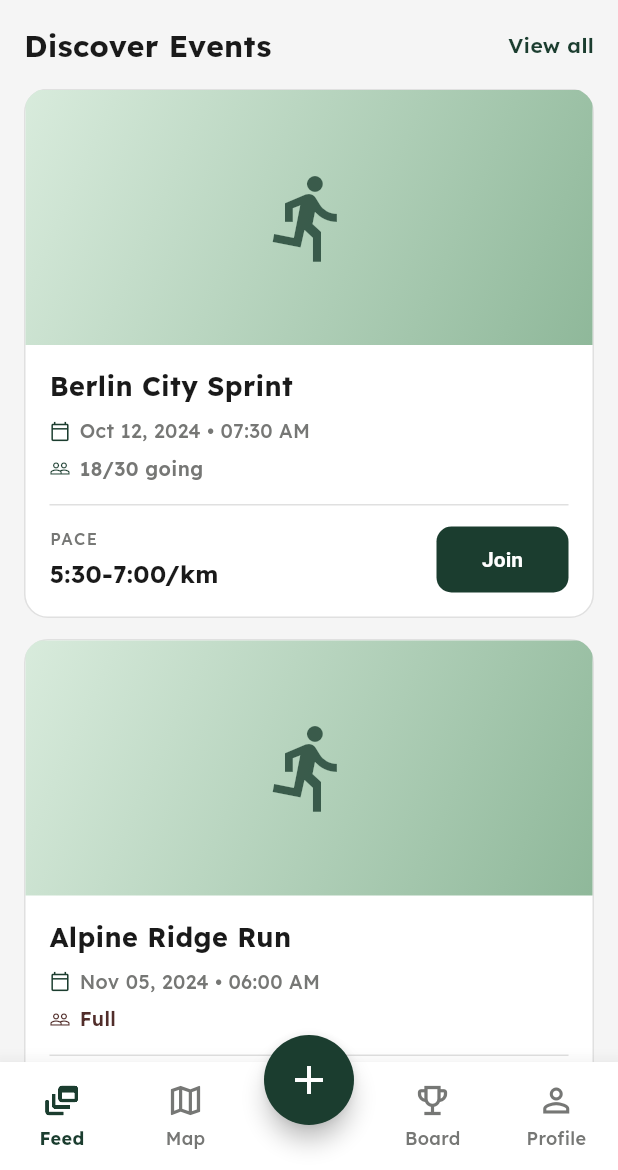
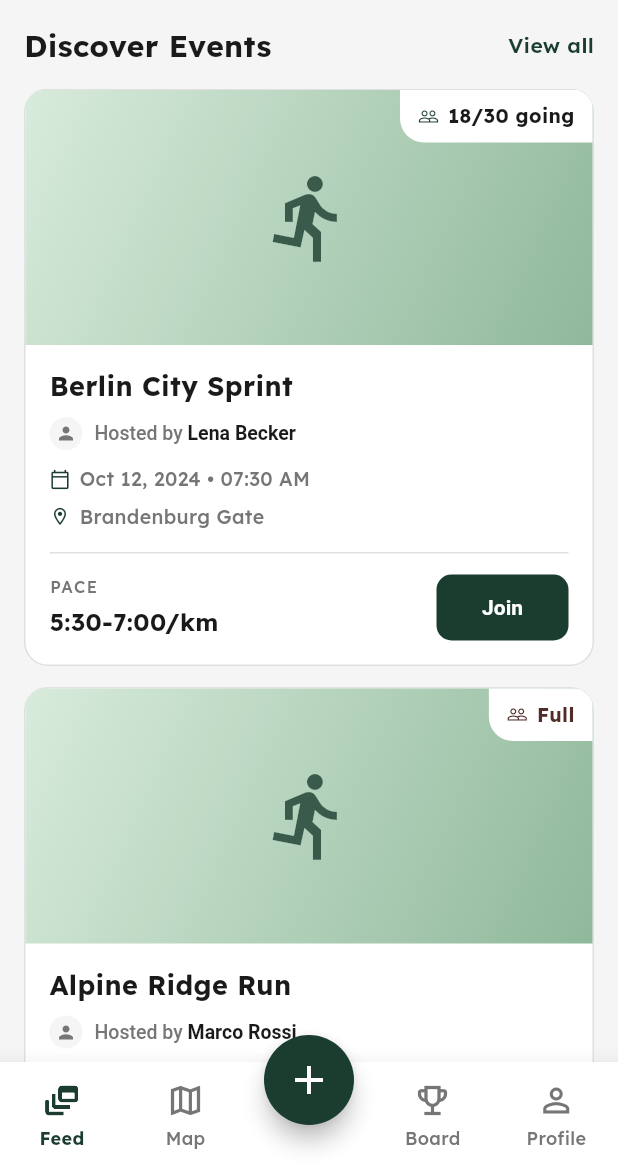
Before and after one commit to SivaramNalliboyana/RunConnect, a Flutter app: the screen it shows once a user with an empty profile is signed in, on a phone screen of 412 x 824 dp, the part 66-1236 px from its top. Run offline on Flutter 3.47's test engine with Material 3 defaults, Android fonts, the light colour scheme and no system bars; our stand-ins replace flutter_bloc, flutter_dotenv, go_router, image_picker, supabase_flutter; accounts and stored records are empty.

Commit message:
changed UI of discover event card

```diff
--- a/lib/features/event/domain/entities/event.dart
+++ b/lib/features/event/domain/entities/event.dart
@@ -58,6 +58,8 @@ class Event {
   final DateTime startsAt;
   final String meetingPoint;
   final String? imageUrl;
+  final String hostName;
+  final String? hostAvatarUrl;
 
   const Event({
     required this.id,
@@ -68,8 +70,10 @@ class Event {
     required this.category,
     required this.startsAt,
     required this.meetingPoint,
+    required this.hostName,
     this.currentParticipants = 0,
     this.imageUrl,
+    this.hostAvatarUrl,
   });
 
   bool get isFull => currentParticipants >= maxParticipants;
--- a/lib/features/feed/presentation/pages/feed_page.dart
+++ b/lib/features/feed/presentation/pages/feed_page.dart
@@ -18,6 +18,8 @@ class FeedPage extends StatelessWidget {
       startsAt: DateTime(2024, 10, 12, 7, 30),
       meetingPoint: 'Brandenburg Gate',
       imageUrl: "",
+      hostName: 'Lena Becker',
+      hostAvatarUrl: null,
     ),
     Event(
       id: '2',
@@ -30,6 +32,8 @@ class FeedPage extends StatelessWidget {
       startsAt: DateTime(2024, 11, 5, 6, 0),
       meetingPoint: 'Alpine Trailhead',
       imageUrl: "",
+      hostName: 'Marco Rossi',
+      hostAvatarUrl: null,
     ),
     Event(
       id: '3',
@@ -42,6 +46,8 @@ class FeedPage extends StatelessWidget {
       startsAt: DateTime(2024, 10, 28, 18, 15),
       meetingPoint: 'Riverside Park',
       imageUrl: "",
+      hostName: 'Sarah Johnson',
+      hostAvatarUrl: null,
     ),
   ];
 
--- a/lib/features/feed/presentation/widgets/feed_event_card.dart
+++ b/lib/features/feed/presentation/widgets/feed_event_card.dart
@@ -53,7 +53,24 @@ class FeedEventCard extends StatelessWidget {
         mainAxisSize: MainAxisSize.min,
         crossAxisAlignment: CrossAxisAlignment.stretch,
         children: [
-          SizedBox(height: 170, child: _Banner(imageUrl: event.imageUrl)),
+          SizedBox(
+            height: 170,
+            child: Stack(
+              fit: StackFit.expand,
+              children: [
+                _Banner(imageUrl: event.imageUrl),
+                Positioned(
+                  top: 0,
+                  right: 0,
+                  child: _GoingBadge(
+                    isFull: isFull,
+                    current: event.currentParticipants,
+                    max: event.maxParticipants,
+                  ),
+                ),
+              ],
+            ),
+          ),
           Padding(
             padding: const EdgeInsets.fromLTRB(16, 14, 16, 16),
             child: Column(
@@ -70,6 +87,11 @@ class FeedEventCard extends StatelessWidget {
                   ),
                 ),
                 const SizedBox(height: 8),
+                _HostRow(
+                  name: event.hostName,
+                  avatarUrl: event.hostAvatarUrl,
+                ),
+                const SizedBox(height: 10),
                 Row(
                   children: [
                     const Icon(
@@ -91,20 +113,22 @@ class FeedEventCard extends StatelessWidget {
                 const SizedBox(height: 6),
                 Row(
                   children: [
-                    Icon(
-                      Icons.people_outline,
+                    const Icon(
+                      Icons.location_on_outlined,
                       size: 14,
-                      color: isFull ? AppColors.error : AppColors.primary,
+                      color: AppColors.primary,
                     ),
                     const SizedBox(width: 6),
-                    Text(
-                      isFull
-                          ? 'Full'
-                          : '${event.currentParticipants}/${event.maxParticipants} going',
-                      style: TextStyle(
-                        fontSize: 13,
-                        fontWeight: FontWeight.w600,
-                        color: isFull ? AppColors.error : AppColors.textMuted,
+                    Expanded(
+                      child: Text(
+                        event.meetingPoint,
+                        maxLines: 1,
+                        overflow: TextOverflow.ellipsis,
+                        style: const TextStyle(
+                          fontSize: 13,
+                          color: AppColors.textMuted,
+                          fontWeight: FontWeight.w500,
+                        ),
                       ),
                     ),
                   ],
@@ -149,6 +173,107 @@ class FeedEventCard extends StatelessWidget {
           ),
         ],
       ),
+    );
+  }
+}
+
+class _GoingBadge extends StatelessWidget {
+  const _GoingBadge({
+    required this.isFull,
+    required this.current,
+    required this.max,
+  });
+
+  final bool isFull;
+  final int current;
+  final int max;
+
+  @override
+  Widget build(BuildContext context) {
+    return Container(
+      padding: const EdgeInsets.symmetric(horizontal: 12, vertical: 8),
+      decoration: const BoxDecoration(
+        color: AppColors.surface,
+        borderRadius: BorderRadius.only(bottomLeft: Radius.circular(16)),
+      ),
+      child: Row(
+        mainAxisSize: MainAxisSize.min,
+        children: [
+          Icon(
+            Icons.people_outline,
+            size: 14,
+            color: isFull ? AppColors.error : AppColors.primary,
+          ),
+          const SizedBox(width: 6),
+          Text(
+            isFull ? 'Full' : '$current/$max going',
+            style: TextStyle(
+              fontSize: 13,
+              fontWeight: FontWeight.w700,
+              color: isFull ? AppColors.error : AppColors.onBackground,
+            ),
+          ),
+        ],
+      ),
+    );
+  }
+}
+
+class _HostRow extends StatelessWidget {
+  const _HostRow({required this.name, this.avatarUrl});
+
+  final String name;
+  final String? avatarUrl;
+
+  @override
+  Widget build(BuildContext context) {
+    return Row(
+      children: [
+        Container(
+          width: 22,
+          height: 22,
+          decoration: const BoxDecoration(
+            shape: BoxShape.circle,
+            color: AppColors.surfaceVariant,
+          ),
+          clipBehavior: Clip.antiAlias,
+          child: avatarUrl == null || avatarUrl!.isEmpty
+              ? const Icon(Icons.person, size: 14, color: AppColors.textMuted)
+              : Image.network(
+                  avatarUrl!,
+                  fit: BoxFit.cover,
+                  errorBuilder: (_, __, ___) => const Icon(
+                    Icons.person,
+                    size: 14,
+                    color: AppColors.textMuted,
+                  ),
+                ),
+        ),
+        const SizedBox(width: 8),
+        Flexible(
+          child: RichText(
+            maxLines: 1,
+            overflow: TextOverflow.ellipsis,
+            text: TextSpan(
+              style: const TextStyle(
+                fontSize: 13,
+                color: AppColors.textMuted,
+                fontWeight: FontWeight.w500,
+              ),
+              children: [
+                const TextSpan(text: 'Hosted by '),
+                TextSpan(
+                  text: name,
+                  style: const TextStyle(
+                    color: AppColors.onBackground,
+                    fontWeight: FontWeight.w600,
+                  ),
+                ),
+              ],
+            ),
+          ),
+        ),
+      ],
     );
   }
 }
```
